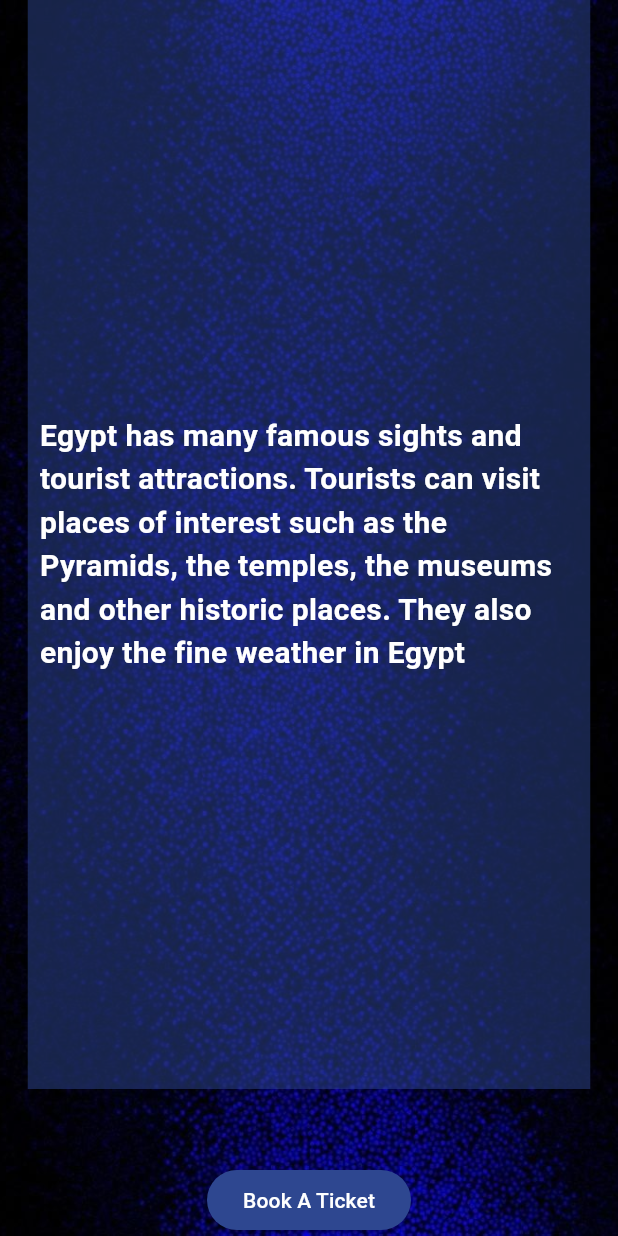
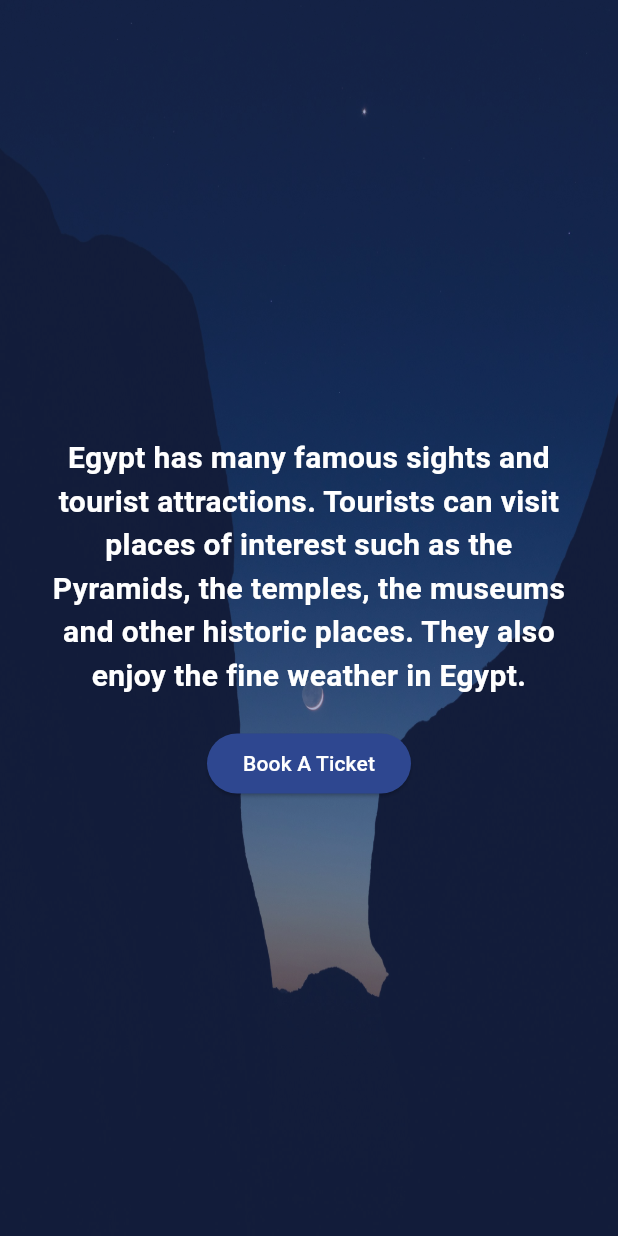
Before and after one commit to Asmaa-Saeed/Around_Egypt_flutter, a Flutter app: the DetailsPageBody widget shown alone on an empty page, opened directly, on a phone screen of 412 x 824 dp. Run offline on Flutter 3.47's test engine with Material 3 defaults, Android fonts, the phone set to English and light mode, and no system bars; our stand-ins replace audioplayers, dartz, dio, flutter_bloc, flutter_spinkit, flutter_svg and 2 more; accounts and stored records are empty.

Commit message:
edit deatils page

```diff
--- a/lib/widgets/app_drawar.dart
+++ b/lib/widgets/app_drawar.dart
@@ -38,8 +38,8 @@ class AppDrawer extends StatelessWidget {
             Navigator.pushNamed(context, SettingPage.id);
           }),
           buildlistTiel('Log out', Icons.logout, () async {
-            Navigator.pushReplacement(context,
-                MaterialPageRoute(builder: (context) => const LoginPage()));
+            Navigator.pushReplacementNamed(context, LoginPage.id);
+           // Navigator.pop(context);
           }),
         ],
       ),
--- a/lib/widgets/details_page_body.dart
+++ b/lib/widgets/details_page_body.dart
@@ -1,64 +1,57 @@
-//
-
-import 'package:around_egypt/pages/details_page.dart';
+import 'package:around_egypt/widgets/add_dialog.dart';
 import 'package:flutter/material.dart';
 
 class DetailsPageBody extends StatelessWidget {
-  const DetailsPageBody({
-    super.key,
-  });
+  const DetailsPageBody({super.key});
 
   @override
   Widget build(BuildContext context) {
-    return Container(
-      decoration: const BoxDecoration(
-        image: DecorationImage(
-          image: AssetImage('images/descBackground.jpg'),
-          fit: BoxFit.cover,
+    return Stack(
+      children: [
+        Image.asset(
+          'images/background5.jpg',
+          fit: BoxFit.fill,
+          height: double.infinity,
         ),
-      ),
-      child: Column(
-        children: [
-          Expanded(
-            child: Center(
-              child: Container(
-                width: 375,
-                color:
-                    const  Color.fromARGB(255, 46, 71, 144).withOpacity(0.5),
-                child: const Padding(
-                  padding: EdgeInsets.all(8.0),
-                  child: Center(
-                    child: Text(
-                      'Egypt has many famous sights and tourist attractions. Tourists can visit places of interest such as the Pyramids, the temples, the museums and other historic places. They also enjoy the fine weather in Egypt',
-                      style: TextStyle(
-                        color: Colors.white,
-                        fontSize: 20,
-                        fontWeight: FontWeight.bold,
-                      ),
+        Center(
+          child: Container(
+            color: const Color.fromARGB(255, 46, 71, 144)
+                .withOpacity(0.4), // Efficient color usage
+            child: Padding(
+              padding: const EdgeInsets.all(24.0), // Consistent padding
+              child: Column(
+                mainAxisAlignment:
+                    MainAxisAlignment.center, // Center vertically
+                children: [
+                  const Text(
+                    'Egypt has many famous sights and tourist attractions. Tourists can visit places of interest such as the Pyramids, the temples, the museums and other historic places. They also enjoy the fine weather in Egypt.',
+                    style: TextStyle(
+                      color: Colors.white,
+                      fontSize: 20.0,
+                      fontWeight: FontWeight.bold,
                     ),
+                    textAlign: TextAlign.center,
                   ),
-                ),
+                  const SizedBox(height: 20.0), // Consistent spacing
+                  ElevatedButton(
+                    onPressed: () {
+                      showDialog(
+                        context: context,
+                        builder: ((context) => const AddDialog()),
+                      );
+                    },
+                    style: ElevatedButton.styleFrom(
+                      backgroundColor: const Color.fromARGB(255, 46, 71, 144),
+                      foregroundColor: Colors.white, // Use foregroundColor
+                    ),
+                    child: const Text('Book A Ticket'),
+                  ),
+                ],
               ),
             ),
           ),
-          const SizedBox(height: 20),
-          Padding(
-            padding: const EdgeInsets.only(top: 30),
-            child: ElevatedButton(
-               onPressed: () {
-
-               },
-              style: ElevatedButton.styleFrom(
-                backgroundColor: Color.fromARGB(255, 46, 71, 144),
-              ),
-              child: const Text(
-                'Book A Ticket',
-                style: TextStyle(color: Colors.white),
-              ),
-            ),
-          ),
-        ],
-      ),
+        ),
+      ],
     );
   }
 }
--- a/lib/widgets/login_page_body.dart
+++ b/lib/widgets/login_page_body.dart
@@ -41,10 +41,10 @@ class _LoginPageBodyState extends State<LoginPageBody> {
         }
       },
       builder: (context, state) {
-        return Padding(
-          padding: const EdgeInsets.symmetric(horizontal: 22),
+        return SingleChildScrollView(
+          child: Padding(
+            padding: const EdgeInsets.symmetric(horizontal: 22,vertical: 90),
             child: Column(
-            mainAxisAlignment: MainAxisAlignment.center,
               children: [
                 Lottie.asset(
                   'images/lottie.json',
@@ -133,12 +133,12 @@ class _LoginPageBodyState extends State<LoginPageBody> {
                     ),
                   ],
                 ),
-              MaterialButton(
-                  onPressed: () async {
-                    // try booking service
-                  },
-                  child: const Text('Try'))
+                // MaterialButton(
+                //     onPressed: () async {
+                //     },
+                //     child: const Text('Try'))
               ],
+            ),
           ),
         );
       },
```
Lines whose indentation alone changed are shown as unchanged.
